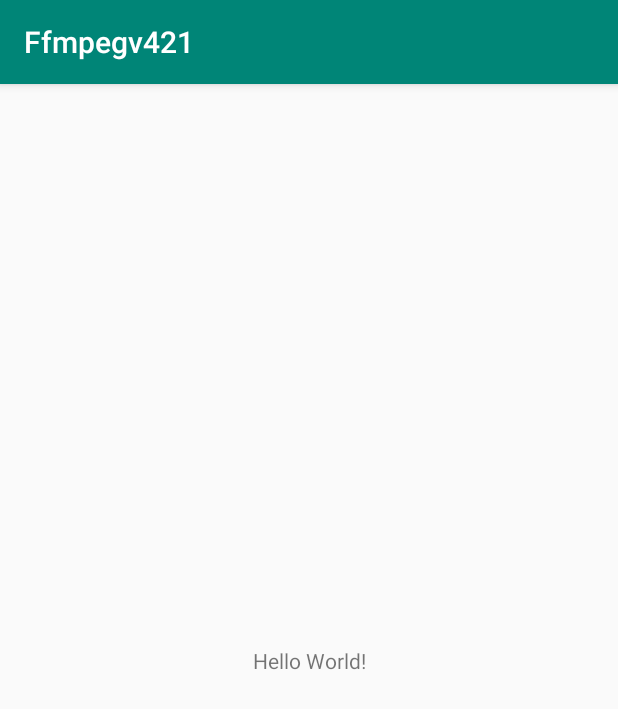
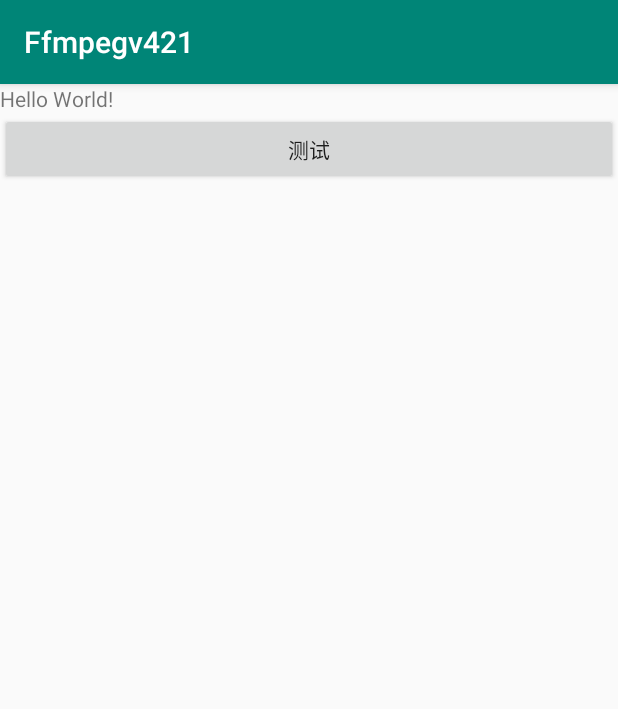
Before and after one commit to syusikoku/SampleFfmpeg, an Android app: the screen it shows after launch (MainActivity), on a phone screen of 412 x 824 dp. Shown: the top 709 px of the screen. Run offline under Robolectric (Android 15) with nearby library versions, the phone set to English and light mode, and no system bars; our stand-ins replace data binding; 10 statements that could not run were skipped.

Commit message:
首界面功能测试

```diff
--- a/SampleFfmpegV421/app/src/main/java/com/zy/ffmpegv421/MainActivity.java
+++ b/SampleFfmpegV421/app/src/main/java/com/zy/ffmpegv421/MainActivity.java
@@ -1,31 +1,28 @@
 package com.zy.ffmpegv421;
 
-import android.os.Bundle;
-import android.widget.TextView;
+import com.kasaax.commons.base.BaseDataBindingActivity;
+import com.zy.ffmpegv421.databinding.ActivityMainBinding;
 
-import java.util.LinkedHashMap;
-import java.util.Map;
-
-import androidx.appcompat.app.AppCompatActivity;
-
-public class MainActivity extends AppCompatActivity {
+public class MainActivity extends BaseDataBindingActivity<ActivityMainBinding> {
 
     @Override
-    protected void onCreate(Bundle savedInstanceState) {
-        super.onCreate(savedInstanceState);
-        setContentView(R.layout.activity_main);
-
-
-        Map<String, String> map = new LinkedHashMap<>();
-
-        // Example of a call to a native method
-        TextView tv = findViewById(R.id.sample_text);
-        tv.setText(FfmpegUtils.stringFromJNI());
+    protected int getLayoutResId() {
+        return R.layout.activity_main;
     }
 
-    /**
-     * A native method that is implemented by the 'native-lib' native library,
-     * which is packaged with this application.
-     */
+    @Override
+    protected void initDataBinding() {
+        mBinding.setEventProcessor(new MainEventProcessor());
+    }
 
+    @Override
+    protected void initData() {
+        mBinding.sampleText.setText(FfmpegUtils.stringFromJNI());
+    }
+
+    public class MainEventProcessor {
+        public void testFirst() {
+            showShortToast("测试ffmpeg");
+        }
+    }
 }
--- a/SampleFfmpegV421/app/src/main/res/layout/activity_main.xml
+++ b/SampleFfmpegV421/app/src/main/res/layout/activity_main.xml
@@ -1,19 +1,27 @@
 <?xml version="1.0" encoding="utf-8"?>
-<androidx.constraintlayout.widget.ConstraintLayout xmlns:android="http://schemas.android.com/apk/res/android"
+<layout xmlns:android="http://schemas.android.com/apk/res/android"
         xmlns:app="http://schemas.android.com/apk/res-auto"
-        xmlns:tools="http://schemas.android.com/tools"
+        xmlns:tools="http://schemas.android.com/tools">
+    <data>
+
+        <variable
+                name="eventProcessor"
+                type="com.zy.ffmpegv421.MainActivity.MainEventProcessor" />
+    </data>
+    <LinearLayout
             android:layout_width="match_parent"
             android:layout_height="match_parent"
+            android:orientation="vertical"
             tools:context=".MainActivity">
-
         <TextView
                 android:id="@+id/sample_text"
                 android:layout_width="wrap_content"
                 android:layout_height="wrap_content"
-            android:text="Hello World!"
-            app:layout_constraintBottom_toBottomOf="parent"
-            app:layout_constraintLeft_toLeftOf="parent"
-            app:layout_constraintRight_toRightOf="parent"
-            app:layout_constraintTop_toTopOf="parent" />
-
-</androidx.constraintlayout.widget.ConstraintLayout>
+                android:text="Hello World!" />
+        <Button
+                android:layout_width="match_parent"
+                android:layout_height="wrap_content"
+                android:onClick="@{()-> eventProcessor.testFirst()}"
+                android:text="测试" />
+    </LinearLayout>
+</layout>
```
Lines whose indentation alone changed are shown as unchanged.
